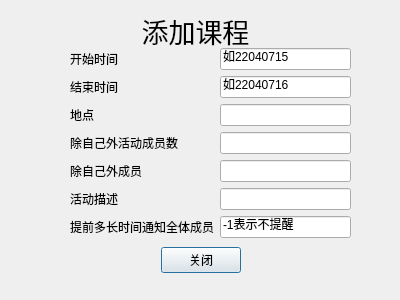
Before: the Qt Designer form addClock.ui in archester-250/Course_Auxiliary_System_QT, drawn with Qt 5.
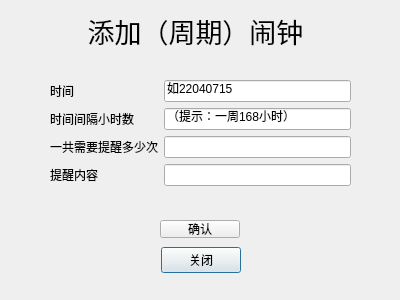
After: the same form once the commit is applied.

Commit message: 课外（不支持集体活动）

```diff
--- a/addClock.ui
+++ b/addClock.ui
@@ -73,7 +73,7 @@
     </font>
    </property>
    <property name="text">
-    <string>添加课程</string>
+    <string>添加（周期）闹钟</string>
    </property>
    <property name="alignment">
     <set>Qt::AlignCenter</set>
@@ -82,17 +82,17 @@
   <widget class="QWidget" name="formLayoutWidget">
    <property name="geometry">
     <rect>
-     <x>70</x>
-     <y>48</y>
-     <width>281</width>
-     <height>205</height>
+     <x>50</x>
+     <y>80</y>
+     <width>301</width>
+     <height>131</height>
     </rect>
    </property>
    <layout class="QFormLayout" name="formLayout">
     <item row="0" column="0">
      <widget class="QLabel" name="label_2">
       <property name="text">
-       <string>开始时间</string>
+       <string>时间</string>
       </property>
      </widget>
     </item>
@@ -112,21 +112,21 @@
     <item row="1" column="0">
      <widget class="QLabel" name="label_3">
       <property name="text">
-       <string>结束时间</string>
+       <string>时间间隔小时数</string>
       </property>
      </widget>
     </item>
     <item row="1" column="1">
      <widget class="QLineEdit" name="lineEdit_2">
       <property name="text">
-       <string>如22040716</string>
+       <string>（提示：一周168小时）</string>
       </property>
      </widget>
     </item>
     <item row="2" column="0">
      <widget class="QLabel" name="label_4">
       <property name="text">
-       <string>地点</string>
+       <string>一共需要提醒多少次</string>
       </property>
      </widget>
     </item>
@@ -136,49 +136,28 @@
     <item row="3" column="0">
      <widget class="QLabel" name="label_5">
       <property name="text">
-       <string>除自己外活动成员数</string>
+       <string>提醒内容</string>
       </property>
      </widget>
     </item>
     <item row="3" column="1">
-     <widget class="QLineEdit" name="lineEdit_4"/>
-    </item>
-    <item row="4" column="0">
-     <widget class="QLabel" name="label_6">
-      <property name="text">
-       <string>除自己外成员</string>
-      </property>
-     </widget>
-    </item>
-    <item row="4" column="1">
-     <widget class="QLineEdit" name="lineEdit_5"/>
-    </item>
-    <item row="5" column="0">
-     <widget class="QLabel" name="Label">
-      <property name="text">
-       <string>活动描述</string>
-      </property>
-     </widget>
-    </item>
-    <item row="5" column="1">
-     <widget class="QLineEdit" name="LineEdit"/>
-    </item>
-    <item row="6" column="0">
-     <widget class="QLabel" name="label_7">
-      <property name="text">
-       <string>提前多长时间通知全体成员</string>
-      </property>
-     </widget>
-    </item>
-    <item row="6" column="1">
-     <widget class="QLineEdit" name="LineEdit_2">
-      <property name="text">
-       <string>-1表示不提醒</string>
-      </property>
-     </widget>
+     <widget class="QLineEdit" name="content"/>
     </item>
    </layout>
   </widget>
+  <widget class="QPushButton" name="pushButton_2">
+   <property name="geometry">
+    <rect>
+     <x>160</x>
+     <y>220</y>
+     <width>80</width>
+     <height>18</height>
+    </rect>
+   </property>
+   <property name="text">
+    <string>确认</string>
+   </property>
+  </widget>
  </widget>
  <resources/>
  <connections>
```
Left out of the diff: 20 changed lines with no effect on the pictures. The commit also changes 19 other files.
